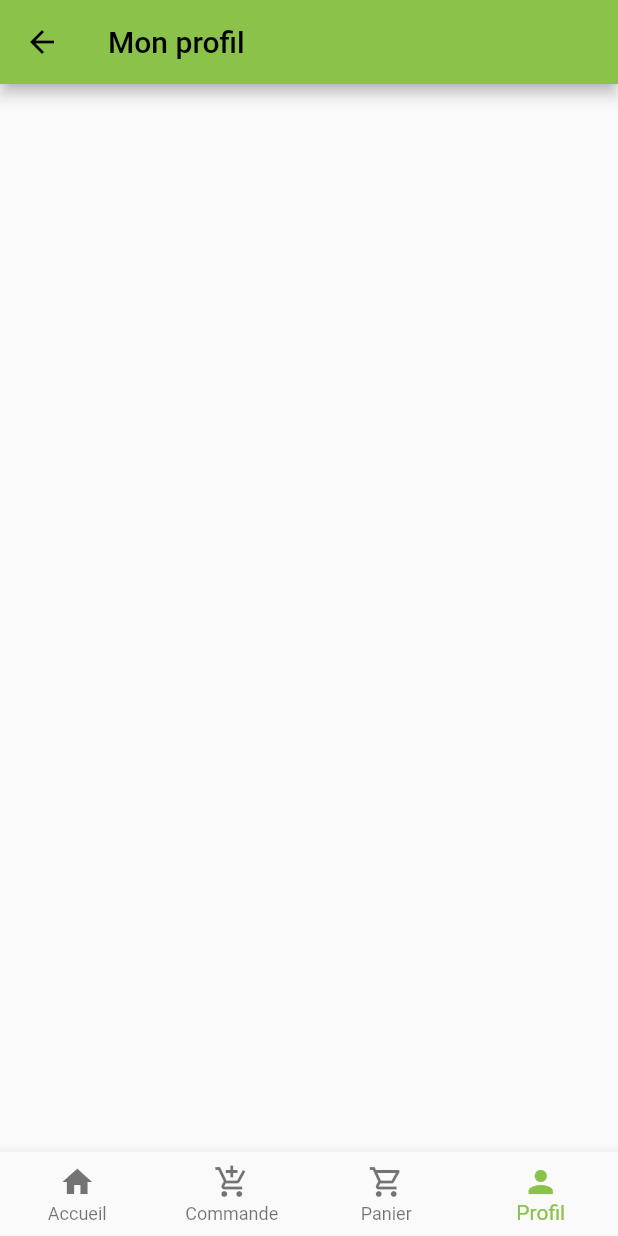
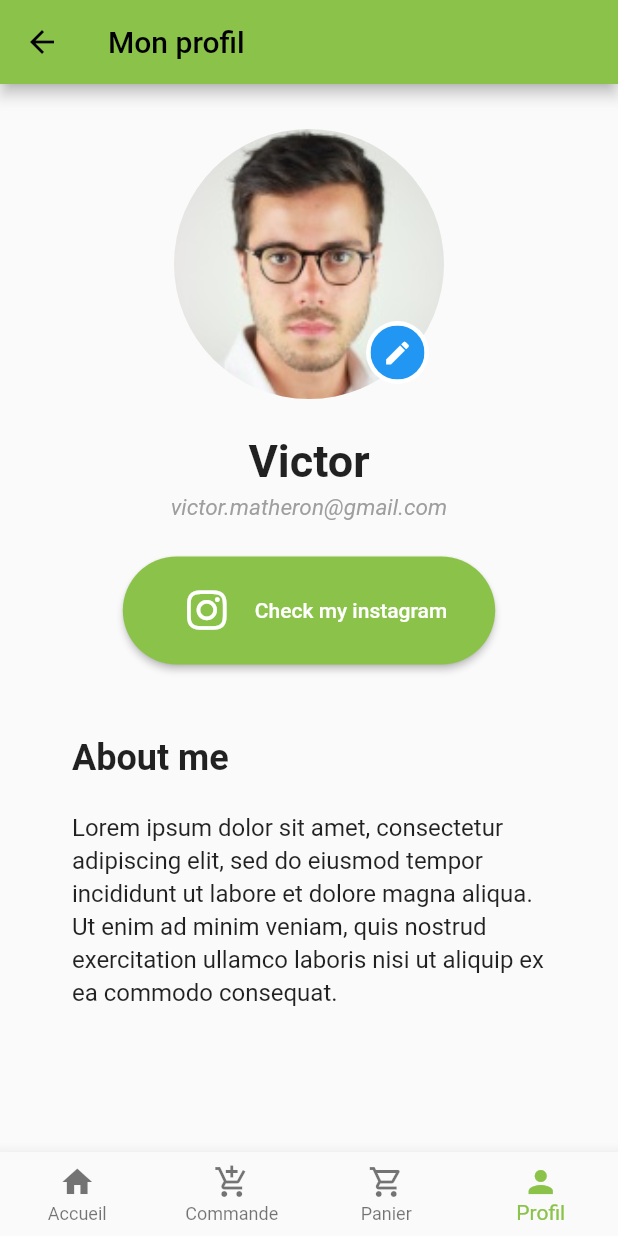
Before and after one commit to oulanbator/pizzeria-flutter, a Flutter app: the Profil screen opened by its route, on a phone screen of 412 x 824 dp. Run offline on Flutter 3.47's test engine with Material 2 defaults, Android fonts, the phone set to English and light mode, and no system bars; our stand-ins replace font_awesome_flutter; network calls fail.

Commit message:
Profile page custom

```diff
--- a/lib/ui/profil.dart
+++ b/lib/ui/profil.dart
@@ -1,16 +1,157 @@
+import 'package:flutter/cupertino.dart';
 import 'package:flutter/material.dart';
 import 'package:pizzeria/ui/share/appbar_widget.dart';
 import 'package:pizzeria/ui/share/bottom_navigation_bar_widget.dart';
+import 'package:url_launcher/url_launcher.dart';
+import 'package:font_awesome_flutter/font_awesome_flutter.dart';
 
 class Profil extends StatelessWidget {
   const Profil({Key? key}) : super(key: key);
 
   @override
   Widget build(BuildContext context) {
+    String imagePath = "assets/images/profil/vm.jpg";
+    String name = "Victor";
+    String email = "victor.matheron@gmail.com";
+    String about = "Lorem ipsum dolor sit amet, consectetur adipiscing elit, sed do eiusmod tempor incididunt ut labore et dolore magna aliqua. Ut enim ad minim veniam, quis nostrud exercitation ullamco laboris nisi ut aliquip ex ea commodo consequat.";
+
     return Scaffold(
-      appBar: AppBarWidget("Mon profil"),
-      body: Container(),
-      bottomNavigationBar: BottomNavigationBarWidget(3),
+      appBar: const AppBarWidget("Mon profil"),
+      body: ListView(
+        physics: const BouncingScrollPhysics(),
+        children: [
+          const SizedBox(height: 30.0),
+          _buildHeader(imagePath),
+          const SizedBox(height: 24.0),
+          _buildSubHeader(name, email),
+          const SizedBox(height: 24.0),
+          Center(child: _buildFollowButton()),
+          const SizedBox(height: 48.0),
+          _buildAbout(about),
+        ],
+      ),
+      bottomNavigationBar: const BottomNavigationBarWidget(3),
     );
   }
+
+  _buildHeader(String imagePath) {
+    return Center(
+      child: Stack(
+        children: [
+          _buildImage(imagePath),
+          Positioned(
+            child: _buildEditButton(Colors.blue),
+            bottom: 10,
+            right: 10,
+          )
+        ],
+      )
+    );
+  }
+
+  _buildImage(String imagePath) {
+    return ClipOval(child: Material(
+      color: Colors.transparent,
+      child: Ink.image(
+        image: Image.asset(imagePath).image,
+        fit: BoxFit.cover,
+        width: 180,
+        height: 180,
+        child: InkWell(onTap: _doNothing),
+      ),
+    ));
+  }
+
+  _buildEditButton(Color color) {
+    return _buildCircle(
+      color: Colors.white,
+      all: 3,
+      child: _buildCircle(
+          color: color,
+          all: 8,
+          child: const Icon(
+            Icons.edit,
+            color: Colors.white,
+            size: 20,
+          )
+      )
+    );
+  }
+
+  _buildCircle({
+    required Color color,
+    required double all,
+    required Widget child
+  }) {
+    return ClipOval(child: Container(
+        padding: EdgeInsets.all(all),
+        color: color,
+        child: child
+    ));
+  }
+
+  _buildSubHeader(String name, String email) {
+    return Column(
+      children: [
+        Text(
+          name,
+          style: const TextStyle(fontWeight: FontWeight.bold, fontSize: 30),
+        ),
+        const SizedBox(height: 4.0),
+        Text(
+          email,
+          style: const TextStyle(fontStyle: FontStyle.italic, fontSize: 15, color: Colors.grey),
+        )
+      ],
+    );
+  }
+
+  _buildFollowButton() {
+    return ElevatedButton.icon(
+        style: ElevatedButton.styleFrom(
+          onPrimary: Colors.white,
+          shape: const StadiumBorder(),
+          padding: const EdgeInsets.symmetric(horizontal: 32, vertical: 12)
+        ),
+        onPressed: _launchUrl,
+        label: const Text("Check my instagram"),
+        icon: _instagramIcon()
+    );
+  }
+
+  void _launchUrl() async {
+    var url = 'https://www.instagram.com/tor.mth/';
+    if (!await launch(url, universalLinksOnly: true)) throw 'Could not launch $url';
+  }
+
+  _instagramIcon() {
+    return IconButton(
+      onPressed: () {},
+      icon: const FaIcon(FontAwesomeIcons.instagram),
+      iconSize: 30.0,
+    );
+  }
+
+  Widget _buildAbout(String about) {
+    return Container(
+      padding: const EdgeInsets.symmetric(horizontal: 48),
+      child: Column(
+        crossAxisAlignment: CrossAxisAlignment.start,
+        children: [
+          const Text(
+            "About me",
+            style: TextStyle(fontSize: 24, fontWeight: FontWeight.bold),
+          ),
+          const SizedBox(height: 20.0),
+          Text(
+            about,
+            style: const TextStyle(fontSize: 16, height: 1.4),
+
+          )
+        ],
+      ),
+    );
+  }
+
+  _doNothing() {}
 }
--- /dev/null
+++ b/lib/ui/profile/profile_widget.dart
@@ -0,0 +1,10 @@
+import 'package:flutter/material.dart';
+
+class ProfileWidget extends StatelessWidget {
+  const ProfileWidget({Key? key}) : super(key: key);
+
+  @override
+  Widget build(BuildContext context) {
+    return Container();
+  }
+}
--- a/pubspec.yaml
+++ b/pubspec.yaml
@@ -31,6 +31,8 @@ dependencies:
     sdk: flutter
   provider: ^6.0.0
   http: 0.13.4
+  url_launcher: ^6.0.0
+  font_awesome_flutter: ^9.2.0
 
 
   # The following adds the Cupertino Icons font to your application.
@@ -64,6 +66,7 @@ flutter:
   assets:
     - assets/images/menus/
     - assets/images/pizzas/
+    - assets/images/profil/
   #   - images/a_dot_ham.jpeg
 
   # An image asset can refer to one or more resolution-specific "variants", see
```
Also changed, not shown: assets/images/profil/vm.jpg (added), pubspec.lock.
